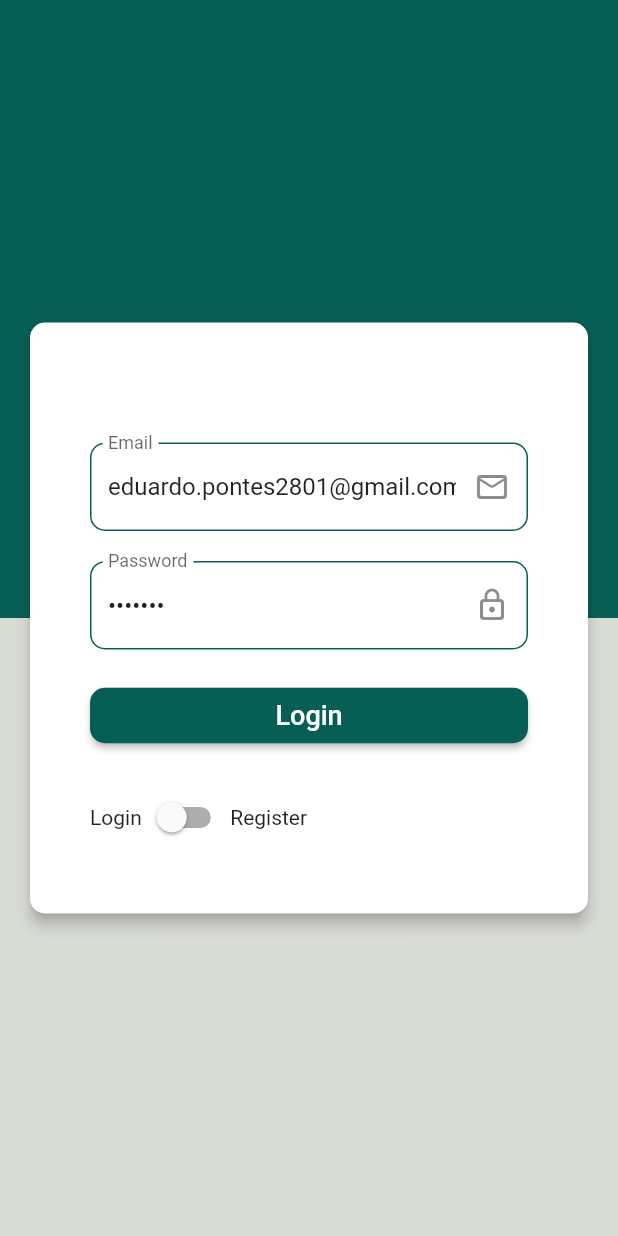
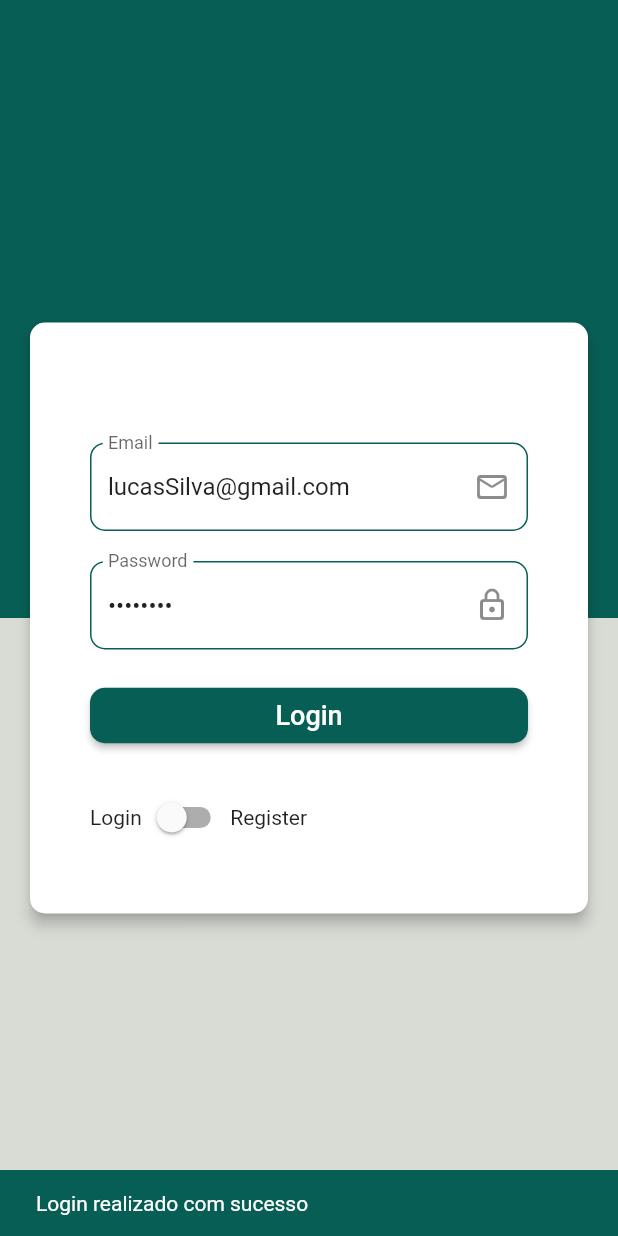
Before and after one commit to eduardolpsss/flutter-whatsapp, a Flutter app: the screen it shows after launch, after a tap on "Login", on a phone screen of 412 x 824 dp. Run offline on Flutter 3.47's test engine with Material 2 defaults, Android fonts, the phone set to English and light mode, and no system bars; our stand-ins replace firebase_auth, firebase_core; accounts and stored records are empty.

Commit message:
feat/loginPageAndFirebaseLink

```diff
--- a/flutter_application_1/lib/main.dart
+++ b/flutter_application_1/lib/main.dart
@@ -1,7 +1,18 @@
 import 'package:flutter/material.dart';
 import 'package:flutter_application_1/screens/login.dart';
+import 'package:firebase_core/firebase_core.dart';
 
-void main() {
+void main() async {
+  //Inicializando o Firebase
+  WidgetsFlutterBinding.ensureInitialized();
+  await Firebase.initializeApp(
+    options: const FirebaseOptions(
+      apiKey: "AIzaSyCCjd09xbB9uhLdcUb5IwY1iii7clzhyuQ",
+      appId: "1:110274997235:web:20ebbb156e2f7fe0bdc086",
+      messagingSenderId: "110274997235",
+      projectId: "whatsapp-web-18168",
+    ),
+  );
   runApp(const MaterialApp(
     title: 'WhatsApp',
     debugShowCheckedModeBanner: false,
--- a/flutter_application_1/lib/screens/login.dart
+++ b/flutter_application_1/lib/screens/login.dart
@@ -1,3 +1,4 @@
+import 'package:firebase_auth/firebase_auth.dart';
 import 'package:flutter/material.dart';
 import 'package:flutter_application_1/utils/color_palette.dart';
 
@@ -9,13 +10,86 @@ class Login extends StatefulWidget {
 }
 
 class _LoginState extends State<Login> {
+  TextEditingController controllerName =
+      TextEditingController(text: "Lucas Silva");
+  TextEditingController controllerEmail =
+      TextEditingController(text: "lucasSilva@gmail.com");
+  TextEditingController controllerPassword =
+      TextEditingController(text: "12345678");
   bool userRegister = false;
-  TextEditingController controllerName =
-      TextEditingController(text: "Eduardo Luiz Pontes de Souza");
-  TextEditingController controllerEmail =
-      TextEditingController(text: "eduardo.pontes2801@gmail.com");
-  TextEditingController controllerPassword =
-      TextEditingController(text: "1234567");
+
+  FirebaseAuth auth = FirebaseAuth.instance;
+
+  fieldValidation() async {
+    String name = controllerName.text;
+    String email = controllerEmail.text;
+    String password = controllerPassword.text;
+
+    if (email.isNotEmpty && email.contains("@")) {
+      if (password.isNotEmpty && password.length >= 8) {
+        if (userRegister) {
+          if (name.isNotEmpty && name.length >= 3) {
+            await auth
+                .createUserWithEmailAndPassword(
+                    email: email, password: password)
+                .then((value) {
+              ScaffoldMessenger.of(context).showSnackBar(
+                const SnackBar(
+                  content: Text("Login realizado com sucesso"),
+                  backgroundColor: ColorPallete.backgroundColor2,
+                ),
+              );
+              // ignore: avoid_print
+              print("UID do usuário: ${value.user!.uid}");
+              // ignore: avoid_print
+              print("Email: $email");
+              // ignore: avoid_print
+              print("Senha: $password");
+            }).catchError((error) {
+              ScaffoldMessenger.of(context).showSnackBar(
+                const SnackBar(
+                  content: Text("Erro ao realizar o login"),
+                  backgroundColor: Colors.red,
+                ),
+              );
+            });
+          } else {
+            ScaffoldMessenger.of(context).showSnackBar(
+              const SnackBar(
+                content: Text("Nome inválido"),
+                backgroundColor: Colors.red,
+              ),
+            );
+          }
+        } else {
+          ScaffoldMessenger.of(context).showSnackBar(
+            const SnackBar(
+              content: Text("Login realizado com sucesso"),
+              backgroundColor: ColorPallete.backgroundColor2,
+            ),
+          );
+          // ignore: avoid_print
+          print("Email: $email");
+          // ignore: avoid_print
+          print("Senha: $password");
+        }
+      } else {
+        ScaffoldMessenger.of(context).showSnackBar(
+          const SnackBar(
+            content: Text("Senha inválida"),
+            backgroundColor: Colors.red,
+          ),
+        );
+      }
+    } else {
+      ScaffoldMessenger.of(context).showSnackBar(
+        const SnackBar(
+          content: Text("Email inválido"),
+          backgroundColor: Colors.red,
+        ),
+      );
+    }
+  }
 
   @override
   Widget build(BuildContext context) {
@@ -210,7 +284,9 @@ class _LoginState extends State<Login> {
                           SizedBox(
                             width: double.infinity,
                             child: ElevatedButton(
-                                onPressed: () {},
+                                onPressed: () {
+                                  fieldValidation();
+                                },
                                 style: ElevatedButton.styleFrom(
                                   backgroundColor:
                                       ColorPallete.backgroundColor2,
--- a/flutter_application_1/pubspec.yaml
+++ b/flutter_application_1/pubspec.yaml
@@ -34,6 +34,10 @@ dependencies:
   # The following adds the Cupertino Icons font to your application.
   # Use with the CupertinoIcons class for iOS style icons.
   cupertino_icons: ^1.0.2
+  firebase_auth: ^4.4.1
+  firebase_core: ^2.9.0
+  cloud_firestore: ^4.5.1
+  firebase_storage: ^11.1.0
 
 dev_dependencies:
   flutter_test:
```
Also changed, not shown: flutter_application_1/pubspec.lock, 3 other files.
